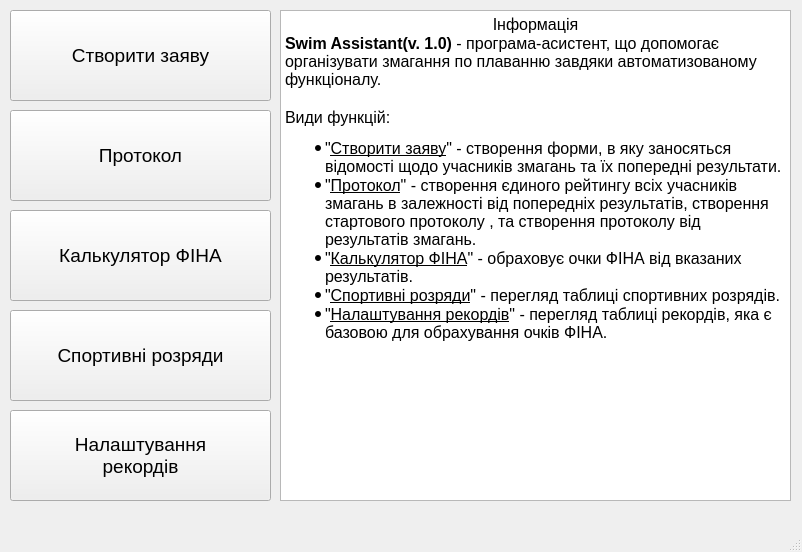
Old version of the form mainmenu.ui in the repository AgMUH/SwimAssist.
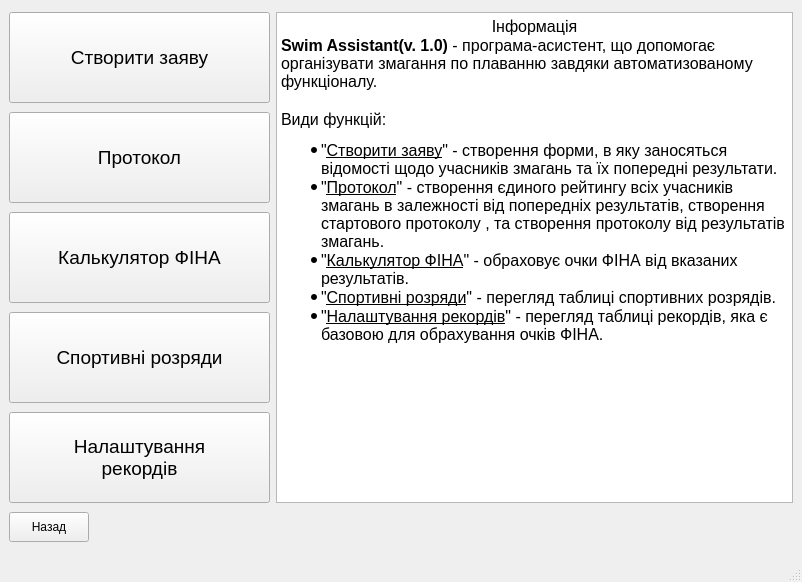
New version of the form.

What changed in the file:
```diff
--- a/mainmenu.ui
+++ b/mainmenu.ui
@@ -7,76 +7,21 @@
     <x>0</x>
     <y>0</y>
     <width>802</width>
-    <height>552</height>
+    <height>582</height>
    </rect>
   </property>
   <property name="windowTitle">
    <string>Swim Assistant</string>
   </property>
   <widget class="QWidget" name="centralwidget">
-   <widget class="QPushButton" name="pushButton_SettingsRecords">
-    <property name="geometry">
-     <rect>
-      <x>10</x>
-      <y>410</y>
-      <width>261</width>
-      <height>91</height>
-     </rect>
-    </property>
-    <property name="font">
-     <font>
-      <pointsize>14</pointsize>
-     </font>
-    </property>
-    <property name="text">
-     <string>Налаштування
-рекордів</string>
-    </property>
-   </widget>
-   <widget class="QPushButton" name="pushButton_calculatorFin">
-    <property name="geometry">
-     <rect>
-      <x>10</x>
-      <y>210</y>
-      <width>261</width>
-      <height>91</height>
-     </rect>
-    </property>
-    <property name="font">
-     <font>
-      <pointsize>14</pointsize>
-     </font>
-    </property>
-    <property name="text">
-     <string>Калькулятор ФІНА</string>
-    </property>
-   </widget>
-   <widget class="QPushButton" name="pushButton_startingProtocol">
-    <property name="geometry">
-     <rect>
-      <x>10</x>
-      <y>110</y>
-      <width>261</width>
-      <height>91</height>
-     </rect>
-    </property>
-    <property name="font">
-     <font>
-      <pointsize>14</pointsize>
-     </font>
-    </property>
-    <property name="text">
-     <string>Протокол</string>
-    </property>
-   </widget>
+   <layout class="QGridLayout" name="gridLayout">
+    <item row="0" column="0">
    <widget class="QPushButton" name="pushButton_CreateForm">
-    <property name="geometry">
-     <rect>
-      <x>10</x>
-      <y>10</y>
+      <property name="minimumSize">
+       <size>
       <width>261</width>
       <height>91</height>
-     </rect>
+       </size>
     </property>
     <property name="font">
      <font>
@@ -87,33 +32,9 @@
      <string>Створити заяву</string>
     </property>
    </widget>
-   <widget class="QPushButton" name="pushButton_sportRank">
-    <property name="geometry">
-     <rect>
-      <x>10</x>
-      <y>310</y>
-      <width>261</width>
-      <height>91</height>
-     </rect>
-    </property>
-    <property name="font">
-     <font>
-      <pointsize>14</pointsize>
-     </font>
-    </property>
-    <property name="text">
-     <string>Спортивні розряди</string>
-    </property>
-   </widget>
+    </item>
+    <item row="0" column="1" rowspan="5">
    <widget class="QTextEdit" name="textEdit">
-    <property name="geometry">
-     <rect>
-      <x>280</x>
-      <y>10</y>
-      <width>511</width>
-      <height>491</height>
-     </rect>
-    </property>
     <property name="font">
      <font>
       <pointsize>13</pointsize>
@@ -138,6 +59,100 @@
 &lt;li style=&quot; font-size:12pt;&quot; style=&quot; margin-top:0px; margin-bottom:12px; margin-left:0px; margin-right:0px; -qt-block-indent:0; text-indent:0px;&quot;&gt;&amp;quot;&lt;span style=&quot; text-decoration: underline;&quot;&gt;Налаштування рекордів&lt;/span&gt;&amp;quot; - перегляд таблиці рекордів, яка є базовою для обрахування очків ФІНА.&lt;/li&gt;&lt;/ul&gt;&lt;/body&gt;&lt;/html&gt;</string>
     </property>
    </widget>
+    </item>
+    <item row="1" column="0">
+     <widget class="QPushButton" name="pushButton_startingProtocol">
+      <property name="minimumSize">
+       <size>
+        <width>261</width>
+        <height>91</height>
+       </size>
+      </property>
+      <property name="font">
+       <font>
+        <pointsize>14</pointsize>
+       </font>
+      </property>
+      <property name="text">
+       <string>Протокол</string>
+      </property>
+     </widget>
+    </item>
+    <item row="2" column="0">
+     <widget class="QPushButton" name="pushButton_calculatorFin">
+      <property name="minimumSize">
+       <size>
+        <width>261</width>
+        <height>91</height>
+       </size>
+      </property>
+      <property name="font">
+       <font>
+        <pointsize>14</pointsize>
+       </font>
+      </property>
+      <property name="text">
+       <string>Калькулятор ФІНА</string>
+      </property>
+     </widget>
+    </item>
+    <item row="3" column="0">
+     <widget class="QPushButton" name="pushButton_sportRank">
+      <property name="minimumSize">
+       <size>
+        <width>261</width>
+        <height>91</height>
+       </size>
+      </property>
+      <property name="font">
+       <font>
+        <pointsize>14</pointsize>
+       </font>
+      </property>
+      <property name="text">
+       <string>Спортивні розряди</string>
+      </property>
+     </widget>
+    </item>
+    <item row="4" column="0">
+     <widget class="QPushButton" name="pushButton_SettingsRecords">
+      <property name="minimumSize">
+       <size>
+        <width>261</width>
+        <height>91</height>
+       </size>
+      </property>
+      <property name="font">
+       <font>
+        <pointsize>14</pointsize>
+       </font>
+      </property>
+      <property name="text">
+       <string>Налаштування
+рекордів</string>
+      </property>
+     </widget>
+    </item>
+    <item row="5" column="0">
+     <widget class="QPushButton" name="pushButton_backToAuthorization">
+      <property name="minimumSize">
+       <size>
+        <width>0</width>
+        <height>30</height>
+       </size>
+      </property>
+      <property name="maximumSize">
+       <size>
+        <width>80</width>
+        <height>16777215</height>
+       </size>
+      </property>
+      <property name="text">
+       <string>Назад</string>
+      </property>
+     </widget>
+    </item>
+   </layout>
   </widget>
   <widget class="QMenuBar" name="menubar">
    <property name="geometry">
```
Lines whose indentation alone changed are shown as unchanged.
